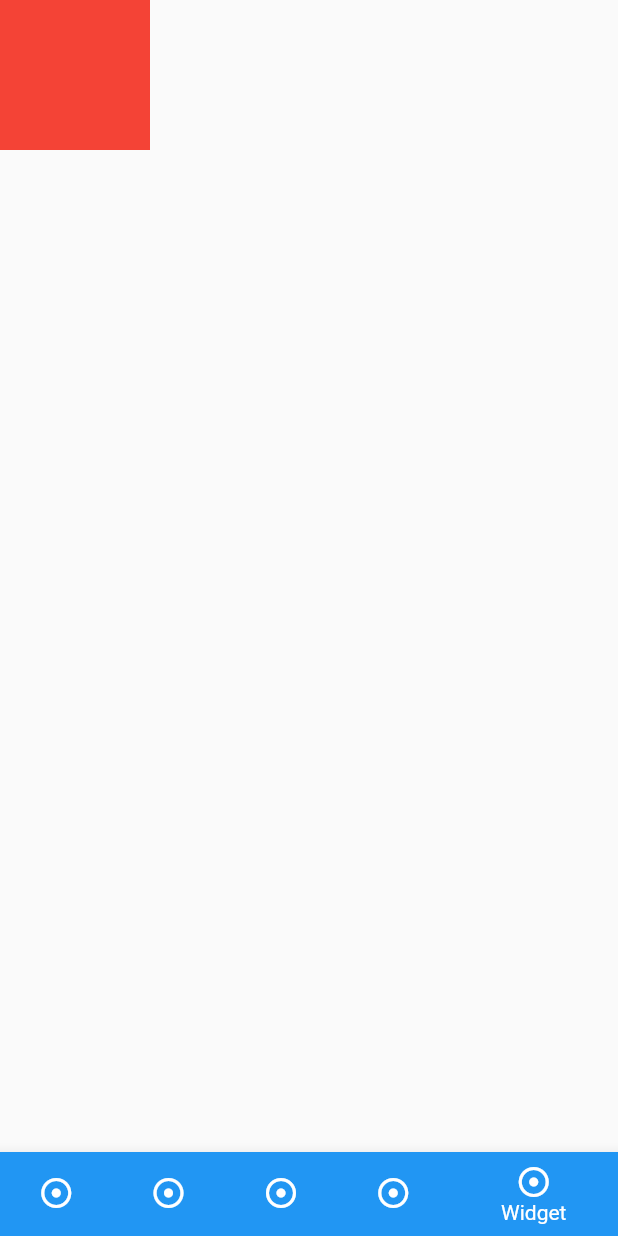
After one commit to ken-ty/timeline, a Flutter app: the screen it shows after launch, item 5 of the bottom bar chosen, on a phone screen of 412 x 824 dp. The commit adds this screen. Run offline on Flutter 3.47's test engine with Material 2 defaults, Android fonts, the phone set to English and light mode, and no system bars.

Commit message:
feat: V5作成

```diff
--- a/lib/display_pages.dart
+++ b/lib/display_pages.dart
@@ -2,6 +2,7 @@ import 'package:timeline/pages/v1.dart';
 import 'package:timeline/pages/v2.dart';
 import 'package:timeline/pages/v3.dart';
 import 'package:timeline/pages/v4.dart';
+import 'package:timeline/pages/v5.dart';
 
 /// 表示するページ一覧
 /// [lib/pages/] に追加したら この変数 にも追加してください.
@@ -9,7 +10,6 @@ final displayPages = [
   const V1(),
   const V2(),
   const V3(),
-  const PinchDetector(
-    child: V1(),
-  ),
+  const PinchDetector(child: V1()),
+  const V5(),
 ];
--- /dev/null
+++ b/lib/pages/v5.dart
@@ -0,0 +1,46 @@
+import 'dart:math';
+
+import 'package:flutter/material.dart';
+
+/// GestureDetector
+///
+/// Flutter Package of the Week:
+/// https://www.youtube.com/watch?v=WhVXkCFPmK4&ab_channel=Flutter
+/// DartPad Sample:
+/// https://dartpad.dev/?id=0f3158aeea2ad7cb1dbcebe376d0292c&null_safety=true
+///
+class V5 extends StatefulWidget {
+  const V5({super.key});
+
+  @override
+  State<V5> createState() => _V5State();
+}
+
+class _V5State extends State<V5> {
+  double _left = 0;
+  double _top = 0;
+
+  @override
+  Widget build(BuildContext context) {
+    return Stack(
+      children: <Widget>[
+        Positioned(
+          left: _left,
+          top: _top,
+          child: GestureDetector(
+              // ignore: avoid_print
+              onTap: () => print('I was tapped!'),
+              onPanUpdate: (details) => setState(() {
+                    _top = max(0, _top + details.delta.dy);
+                    _left = max(0, _left + details.delta.dx);
+                  }),
+              child: Container(
+                height: 100,
+                width: 100,
+                color: Colors.red,
+              )),
+        ),
+      ],
+    );
+  }
+}
```
